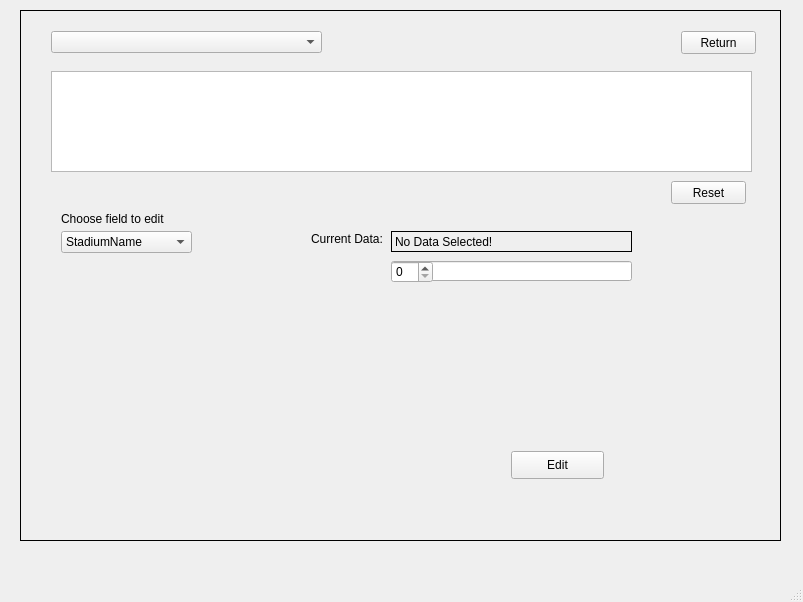
This is CS1D_Project_2/mainwindow.ui in hicholasnu/Take-Me-Out-To-The-Ballgame as Qt 5 draws it before an edit. The edited form follows.
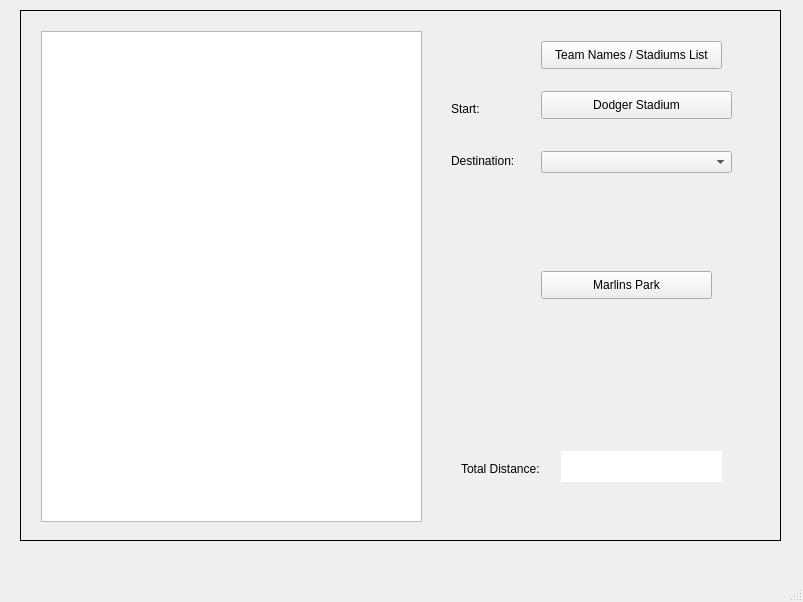
This is the edited form.

Commit message: Dodger & Marlins

What changed in the file:
```diff
--- a/CS1D_Project_2/mainwindow.ui
+++ b/CS1D_Project_2/mainwindow.ui
@@ -39,7 +39,7 @@
      <enum>QFrame::Box</enum>
     </property>
     <property name="currentIndex">
-     <number>5</number>
+     <number>3</number>
     </property>
     <widget class="QWidget" name="LoginScreen">
      <property name="styleSheet">
@@ -677,6 +677,147 @@
       </layout>
      </widget>
     </widget>
+    <widget class="QWidget" name="ShortestTripScreen">
+     <widget class="QTextBrowser" name="textBrowser_2">
+      <property name="geometry">
+       <rect>
+        <x>20</x>
+        <y>20</y>
+        <width>381</width>
+        <height>491</height>
+       </rect>
+      </property>
+     </widget>
+     <widget class="QPushButton" name="pushButtonDodgerStadium">
+      <property name="geometry">
+       <rect>
+        <x>520</x>
+        <y>80</y>
+        <width>191</width>
+        <height>28</height>
+       </rect>
+      </property>
+      <property name="text">
+       <string>Dodger Stadium</string>
+      </property>
+     </widget>
+     <widget class="QComboBox" name="comboBox_2">
+      <property name="geometry">
+       <rect>
+        <x>520</x>
+        <y>140</y>
+        <width>191</width>
+        <height>22</height>
+       </rect>
+      </property>
+     </widget>
+     <widget class="QLabel" name="label_2">
+      <property name="geometry">
+       <rect>
+        <x>430</x>
+        <y>90</y>
+        <width>55</width>
+        <height>16</height>
+       </rect>
+      </property>
+      <property name="text">
+       <string>Start:</string>
+      </property>
+     </widget>
+     <widget class="QLabel" name="label_3">
+      <property name="geometry">
+       <rect>
+        <x>430</x>
+        <y>140</y>
+        <width>71</width>
+        <height>20</height>
+       </rect>
+      </property>
+      <property name="text">
+       <string>Destination:</string>
+      </property>
+     </widget>
+     <widget class="QPushButton" name="pushButtonMarlinsPark">
+      <property name="geometry">
+       <rect>
+        <x>520</x>
+        <y>260</y>
+        <width>171</width>
+        <height>28</height>
+       </rect>
+      </property>
+      <property name="text">
+       <string>Marlins Park</string>
+      </property>
+     </widget>
+     <widget class="QLabel" name="label_4">
+      <property name="geometry">
+       <rect>
+        <x>440</x>
+        <y>450</y>
+        <width>91</width>
+        <height>16</height>
+       </rect>
+      </property>
+      <property name="text">
+       <string>Total Distance:</string>
+      </property>
+     </widget>
+     <widget class="QLabel" name="labelTotalDistance_2">
+      <property name="geometry">
+       <rect>
+        <x>540</x>
+        <y>440</y>
+        <width>161</width>
+        <height>31</height>
+       </rect>
+      </property>
+      <property name="styleSheet">
+       <string notr="true">background-color: rgb(255, 255, 255);</string>
+      </property>
+      <property name="text">
+       <string/>
+      </property>
+     </widget>
+     <widget class="QPushButton" name="pushButtonShowTeamNamesAndStadiums">
+      <property name="geometry">
+       <rect>
+        <x>520</x>
+        <y>30</y>
+        <width>181</width>
+        <height>28</height>
+       </rect>
+      </property>
+      <property name="text">
+       <string>Team Names / Stadiums List</string>
+      </property>
+     </widget>
+    </widget>
+    <widget class="QWidget" name="TeamNamesAndStadiumsInfoScreen">
+     <widget class="QTableView" name="tableViewTeamNamesAndStadiums">
+      <property name="geometry">
+       <rect>
+        <x>30</x>
+        <y>30</y>
+        <width>511</width>
+        <height>471</height>
+       </rect>
+      </property>
+     </widget>
+     <widget class="QPushButton" name="pushButtonReturnToShortestTripScreen">
+      <property name="geometry">
+       <rect>
+        <x>610</x>
+        <y>40</y>
+        <width>93</width>
+        <height>28</height>
+       </rect>
+      </property>
+      <property name="text">
+       <string>Return</string>
+      </property>
+     </widget>
+    </widget>
     <widget class="QWidget" name="AdminMaintenanceScreen">
      <widget class="QLabel" name="labelMaintenanceScreenTitle">
       <property name="geometry">
```
Left out of the diff: 30 changed lines with no effect on the pictures. The commit also changes 17 other files.
